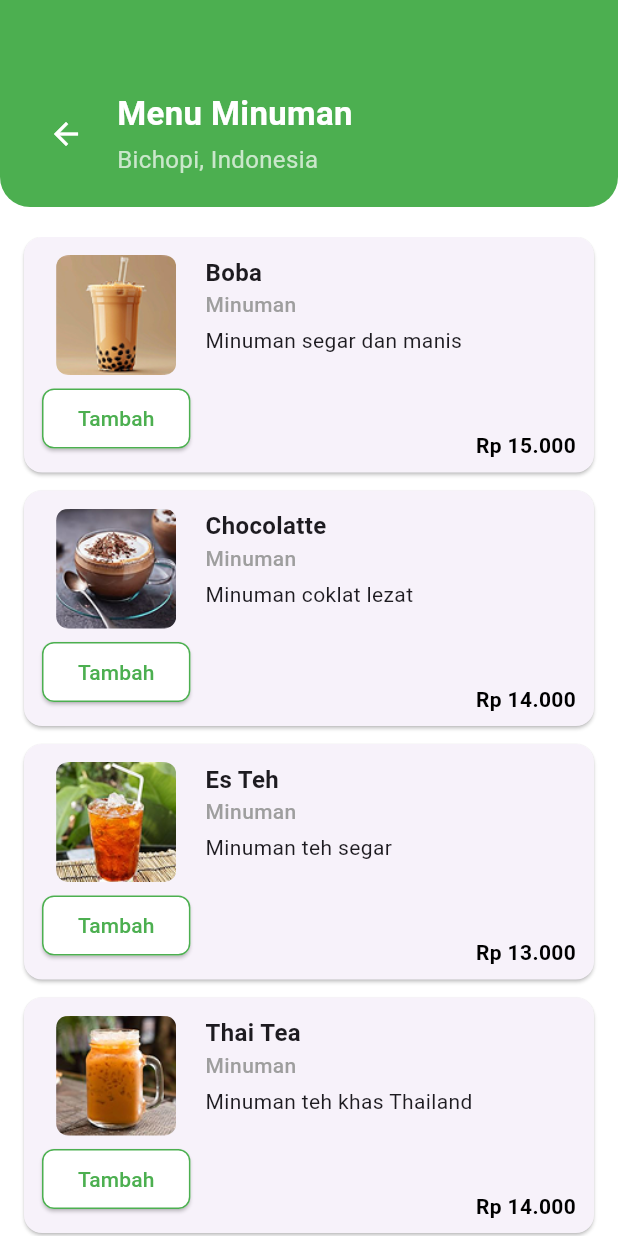
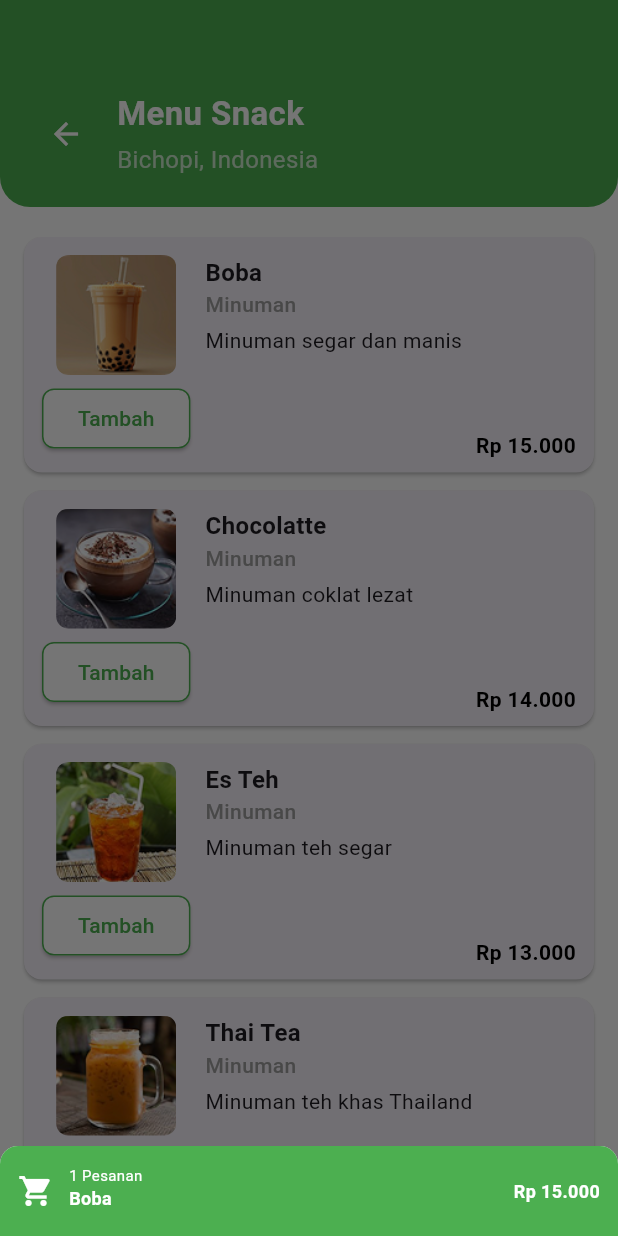
Before and after one commit to rynn26/bicopi, a Flutter app: the DrinkMenuPage screen opened directly, after a tap on "Tambah", on a phone screen of 412 x 824 dp. Run offline on Flutter 3.47's test engine with Material 3 defaults, Android fonts, the light colour scheme and no system bars; our stand-ins replace carousel_slider, curved_navigation_bar; network calls fail.

Commit message:
Menambahkan fitur navigasi dan cartn

```diff
--- a/bichopi_mobile/lib/main.dart
+++ b/bichopi_mobile/lib/main.dart
@@ -1,4 +1,4 @@
-import 'package:coba3/cart_page.dart';
+import 'package:coba3/reservasi.dart';
 import 'package:coba3/profile.dart';
 import 'package:curved_navigation_bar/curved_navigation_bar.dart';
 import 'package:flutter/material.dart';
--- a/bichopi_mobile/lib/menu_makanan.dart
+++ b/bichopi_mobile/lib/menu_makanan.dart
@@ -1,5 +1,5 @@
 import 'package:flutter/material.dart';
-import 'cart_page.dart';
+import 'reservasi.dart';
 
 class FoodMenuPage extends StatefulWidget {
   final String categoryName;
--- a/bichopi_mobile/lib/menu_minuman.dart
+++ b/bichopi_mobile/lib/menu_minuman.dart
@@ -1,10 +1,13 @@
 import 'package:flutter/material.dart';
 
-class DrinkMenuPage extends StatelessWidget {
+class DrinkMenuPage extends StatefulWidget {
   const DrinkMenuPage({super.key});
 
   @override
-  Widget build(BuildContext context) {
+  _DrinkMenuPageState createState() => _DrinkMenuPageState();
+}
+
+class _DrinkMenuPageState extends State<DrinkMenuPage> {
   final drinkItems = [
     {
       "name": "Boba",
@@ -36,6 +39,61 @@ class DrinkMenuPage extends StatelessWidget {
     },
   ];
 
+  void _showAddToCartDialog(BuildContext context, Map<String, dynamic> item) {
+    showModalBottomSheet(
+      context: context,
+      shape: const RoundedRectangleBorder(
+        borderRadius: BorderRadius.vertical(top: Radius.circular(12)),
+      ),
+      builder: (BuildContext context) {
+        return Container(
+          padding: const EdgeInsets.all(12),
+          height: 60, // Ukuran popup lebih kecil
+          decoration: const BoxDecoration(
+            color: Colors.green,
+            borderRadius: BorderRadius.vertical(top: Radius.circular(12)),
+          ),
+          child: Row(
+            mainAxisAlignment: MainAxisAlignment.spaceBetween,
+            children: [
+              Row(
+                children: [
+                  const Icon(Icons.shopping_cart, color: Colors.white),
+                  const SizedBox(width: 10),
+                  Column(
+                    crossAxisAlignment: CrossAxisAlignment.start,
+                    children: [
+                      const Text("1 Pesanan",
+                          style: TextStyle(color: Colors.white, fontSize: 10)),
+                      Text(
+                        item["name"],
+                        style: const TextStyle(
+                          fontSize: 12,
+                          fontWeight: FontWeight.bold,
+                          color: Colors.white,
+                        ),
+                      ),
+                    ],
+                  ),
+                ],
+              ),
+              Text(
+                "Rp ${item["price"]}",
+                style: const TextStyle(
+                  fontSize: 12,
+                  fontWeight: FontWeight.bold,
+                  color: Colors.white,
+                ),
+              ),
+            ],
+          ),
+        );
+      },
+    );
+  }
+
+  @override
+  Widget build(BuildContext context) {
     return Scaffold(
       backgroundColor: Colors.white,
       body: Column(
@@ -64,7 +122,7 @@ class DrinkMenuPage extends StatelessWidget {
                         crossAxisAlignment: CrossAxisAlignment.start,
                         children: const [
                           Text(
-                            "Menu Minuman",
+                            "Menu Snack",
                             style: TextStyle(
                               fontSize: 22,
                               fontWeight: FontWeight.bold,
@@ -119,12 +177,14 @@ class DrinkMenuPage extends StatelessWidget {
                                 ),
                                 const SizedBox(height: 5),
                                 ElevatedButton(
-                                  onPressed: () {},
+                                  onPressed: () =>
+                                      _showAddToCartDialog(context, item),
                                   style: ElevatedButton.styleFrom(
                                     backgroundColor: Colors.white,
                                     shape: RoundedRectangleBorder(
                                       borderRadius: BorderRadius.circular(8),
-                                      side: const BorderSide(color: Colors.green),
+                                      side:
+                                          const BorderSide(color: Colors.green),
                                     ),
                                   ),
                                   child: const Text(
@@ -142,12 +202,15 @@ class DrinkMenuPage extends StatelessWidget {
                                   Text(
                                     item["name"]!,
                                     style: const TextStyle(
-                                        fontSize: 16, fontWeight: FontWeight.bold),
+                                        fontSize: 16,
+                                        fontWeight: FontWeight.bold),
                                   ),
                                   Text(
                                     item["category"]!,
                                     style: const TextStyle(
-                                        fontSize: 14, fontWeight: FontWeight.w500, color: Colors.grey),
+                                        fontSize: 14,
+                                        fontWeight: FontWeight.w500,
+                                        color: Colors.grey),
                                   ),
                                   const SizedBox(height: 4),
                                   Text(item["description"]!),
--- a/bichopi_mobile/lib/cart_page.dart
+++ b/bichopi_mobile/lib/reservasi.dart
@@ -7,7 +7,7 @@ class CartPage extends StatelessWidget {
   Widget build(BuildContext context) {
     return Scaffold(
       appBar: AppBar(title: const Text("Keranjang")),
-      body: const Center(child: Text("Halaman eservasi Belanja")),
+      body: const Center(child: Text("Halaman reservasi Belanja")),
     );
   }
 }
```
Also changed, not shown: bichopi_mobile/lib/menu_snack.dart (+61 -4 lines). Lines whose indentation alone changed are shown as unchanged.
